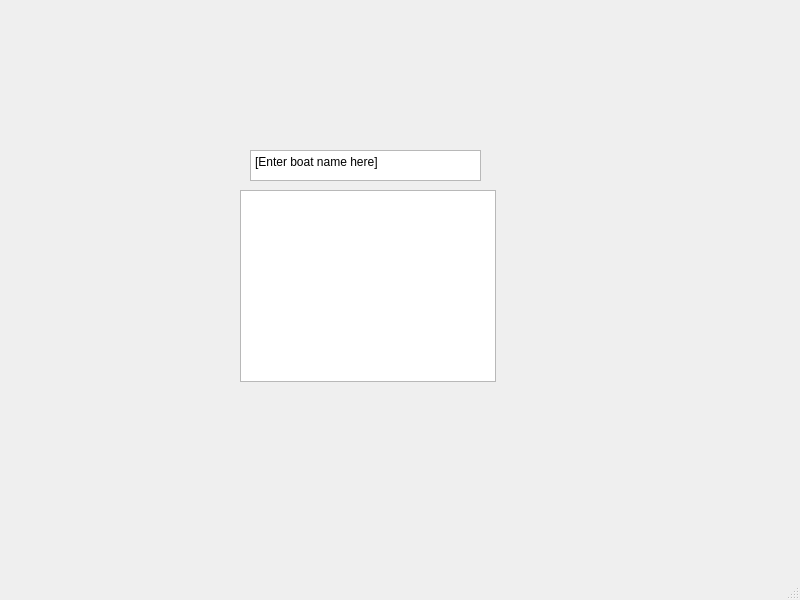
etquist/SPSv2, file SPSv2/mainwindow.ui: the form before one commit.
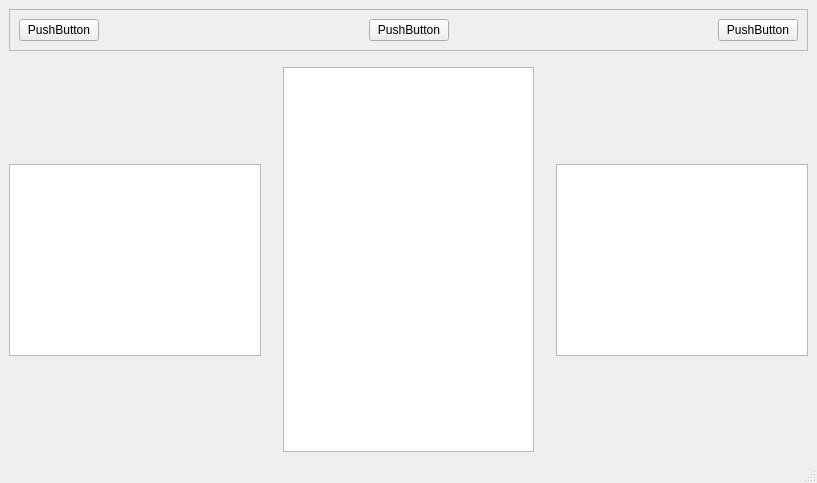
The form after the commit. Custom widgets are drawn as their Qt base class.

Commit message: Began adding a custom widget subclass (customGraphicsInterface)

Patch:
```diff
--- a/SPSv2/mainwindow.ui
+++ b/SPSv2/mainwindow.ui
@@ -6,50 +6,230 @@
    <rect>
     <x>0</x>
     <y>0</y>
-    <width>800</width>
-    <height>600</height>
+    <width>817</width>
+    <height>483</height>
    </rect>
   </property>
   <property name="windowTitle">
    <string>MainWindow</string>
   </property>
   <widget class="QWidget" name="centralwidget">
-   <widget class="QTextBrowser" name="textBrowser_1">
-    <property name="geometry">
-     <rect>
-      <x>240</x>
-      <y>190</y>
-      <width>256</width>
-      <height>192</height>
-     </rect>
-    </property>
-   </widget>
-   <widget class="QTextEdit" name="textEdit">
-    <property name="geometry">
-     <rect>
-      <x>250</x>
-      <y>150</y>
-      <width>231</width>
-      <height>31</height>
-     </rect>
-    </property>
-    <property name="minimumSize">
-     <size>
-      <width>0</width>
-      <height>10</height>
-     </size>
-    </property>
-    <property name="html">
-     <string>&lt;!DOCTYPE HTML PUBLIC &quot;-//W3C//DTD HTML 4.0//EN&quot; &quot;http://www.w3.org/TR/REC-html40/strict.dtd&quot;&gt;
-&lt;html&gt;&lt;head&gt;&lt;meta name=&quot;qrichtext&quot; content=&quot;1&quot; /&gt;&lt;meta charset=&quot;utf-8&quot; /&gt;&lt;style type=&quot;text/css&quot;&gt;
-p, li { white-space: pre-wrap; }
-hr { height: 1px; border-width: 0; }
-li.unchecked::marker { content: &quot;\2610&quot;; }
-li.checked::marker { content: &quot;\2612&quot;; }
-&lt;/style&gt;&lt;/head&gt;&lt;body style=&quot; font-family:'Segoe UI'; font-size:9pt; font-weight:400; font-style:normal;&quot;&gt;
-&lt;p style=&quot; margin-top:0px; margin-bottom:0px; margin-left:0px; margin-right:0px; -qt-block-indent:0; text-indent:0px;&quot;&gt;[Enter boat name here]&lt;/p&gt;&lt;/body&gt;&lt;/html&gt;</string>
-    </property>
-   </widget>
+   <layout class="QGridLayout" name="gridLayout_2">
+    <item row="2" column="0">
+     <layout class="QGridLayout" name="gridLayout">
+      <item row="0" column="0" colspan="5">
+       <widget class="QFrame" name="Toolbar">
+        <property name="sizePolicy">
+         <sizepolicy hsizetype="Preferred" vsizetype="Fixed">
+          <horstretch>0</horstretch>
+          <verstretch>0</verstretch>
+         </sizepolicy>
+        </property>
+        <property name="minimumSize">
+         <size>
+          <width>0</width>
+          <height>40</height>
+         </size>
+        </property>
+        <property name="frameShape">
+         <enum>QFrame::StyledPanel</enum>
+        </property>
+        <property name="frameShadow">
+         <enum>QFrame::Raised</enum>
+        </property>
+        <property name="lineWidth">
+         <number>4</number>
+        </property>
+        <layout class="QHBoxLayout" name="horizontalLayout">
+         <item>
+          <widget class="QPushButton" name="pushButton_3">
+           <property name="sizePolicy">
+            <sizepolicy hsizetype="Maximum" vsizetype="Fixed">
+             <horstretch>0</horstretch>
+             <verstretch>0</verstretch>
+            </sizepolicy>
+           </property>
+           <property name="minimumSize">
+            <size>
+             <width>0</width>
+             <height>20</height>
+            </size>
+           </property>
+           <property name="text">
+            <string>PushButton</string>
+           </property>
+          </widget>
+         </item>
+         <item>
+          <spacer name="horizontalSpacer_3">
+           <property name="orientation">
+            <enum>Qt::Horizontal</enum>
+           </property>
+           <property name="sizeHint" stdset="0">
+            <size>
+             <width>40</width>
+             <height>20</height>
+            </size>
+           </property>
+          </spacer>
+         </item>
+         <item>
+          <widget class="QPushButton" name="pushButton_2">
+           <property name="sizePolicy">
+            <sizepolicy hsizetype="Maximum" vsizetype="Fixed">
+             <horstretch>0</horstretch>
+             <verstretch>0</verstretch>
+            </sizepolicy>
+           </property>
+           <property name="minimumSize">
+            <size>
+             <width>0</width>
+             <height>20</height>
+            </size>
+           </property>
+           <property name="text">
+            <string>PushButton</string>
+           </property>
+          </widget>
+         </item>
+         <item>
+          <spacer name="horizontalSpacer_4">
+           <property name="orientation">
+            <enum>Qt::Horizontal</enum>
+           </property>
+           <property name="sizeHint" stdset="0">
+            <size>
+             <width>40</width>
+             <height>20</height>
+            </size>
+           </property>
+          </spacer>
+         </item>
+         <item>
+          <widget class="QPushButton" name="pushButton">
+           <property name="sizePolicy">
+            <sizepolicy hsizetype="Minimum" vsizetype="Fixed">
+             <horstretch>0</horstretch>
+             <verstretch>0</verstretch>
+            </sizepolicy>
+           </property>
+           <property name="minimumSize">
+            <size>
+             <width>0</width>
+             <height>20</height>
+            </size>
+           </property>
+           <property name="text">
+            <string>PushButton</string>
+           </property>
+          </widget>
+         </item>
+        </layout>
+       </widget>
+      </item>
+      <item row="4" column="3">
+       <spacer name="horizontalSpacer_2">
+        <property name="orientation">
+         <enum>Qt::Horizontal</enum>
+        </property>
+        <property name="sizeType">
+         <enum>QSizePolicy::Minimum</enum>
+        </property>
+        <property name="sizeHint" stdset="0">
+         <size>
+          <width>10</width>
+          <height>20</height>
+         </size>
+        </property>
+       </spacer>
+      </item>
+      <item row="3" column="4">
+       <spacer name="verticalSpacer">
+        <property name="orientation">
+         <enum>Qt::Vertical</enum>
+        </property>
+        <property name="sizeHint" stdset="0">
+         <size>
+          <width>20</width>
+          <height>40</height>
+         </size>
+        </property>
+       </spacer>
+      </item>
+      <item row="3" column="2" rowspan="3">
+       <widget class="customGraphicsInterface" name="networkInterface">
+        <property name="lineWidth">
+         <number>3</number>
+        </property>
+        <property name="interactive">
+         <bool>true</bool>
+        </property>
+        <property name="dragMode">
+         <enum>QGraphicsView::NoDrag</enum>
+        </property>
+       </widget>
+      </item>
+      <item row="5" column="0">
+       <spacer name="verticalSpacer_2">
+        <property name="orientation">
+         <enum>Qt::Vertical</enum>
+        </property>
+        <property name="sizeHint" stdset="0">
+         <size>
+          <width>20</width>
+          <height>40</height>
+         </size>
+        </property>
+       </spacer>
+      </item>
+      <item row="1" column="0" colspan="5">
+       <spacer name="verticalSpacer_3">
+        <property name="orientation">
+         <enum>Qt::Vertical</enum>
+        </property>
+        <property name="sizeType">
+         <enum>QSizePolicy::Fixed</enum>
+        </property>
+        <property name="sizeHint" stdset="0">
+         <size>
+          <width>10</width>
+          <height>10</height>
+         </size>
+        </property>
+       </spacer>
+      </item>
+      <item row="4" column="0">
+       <widget class="QListWidget" name="listWidget">
+        <property name="dragEnabled">
+         <bool>true</bool>
+        </property>
+        <property name="dragDropMode">
+         <enum>QAbstractItemView::DragDrop</enum>
+        </property>
+       </widget>
+      </item>
+      <item row="4" column="1">
+       <spacer name="horizontalSpacer">
+        <property name="orientation">
+         <enum>Qt::Horizontal</enum>
+        </property>
+        <property name="sizeType">
+         <enum>QSizePolicy::Minimum</enum>
+        </property>
+        <property name="sizeHint" stdset="0">
+         <size>
+          <width>10</width>
+          <height>20</height>
+         </size>
+        </property>
+       </spacer>
+      </item>
+      <item row="4" column="4">
+       <widget class="QListWidget" name="listWidget_2"/>
+      </item>
+     </layout>
+    </item>
+   </layout>
   </widget>
   <widget class="QMenuBar" name="menubar">
    <property name="geometry">
@@ -63,6 +243,13 @@
   </widget>
   <widget class="QStatusBar" name="statusbar"/>
  </widget>
+ <customwidgets>
+  <customwidget>
+   <class>customGraphicsInterface</class>
+   <extends>QGraphicsView</extends>
+   <header location="global">customwidgets.h</header>
+  </customwidget>
+ </customwidgets>
  <resources/>
  <connections/>
 </ui>
```
Left out of the diff: 4 changed lines with no effect on the pictures. The commit also changes 34 other files.
